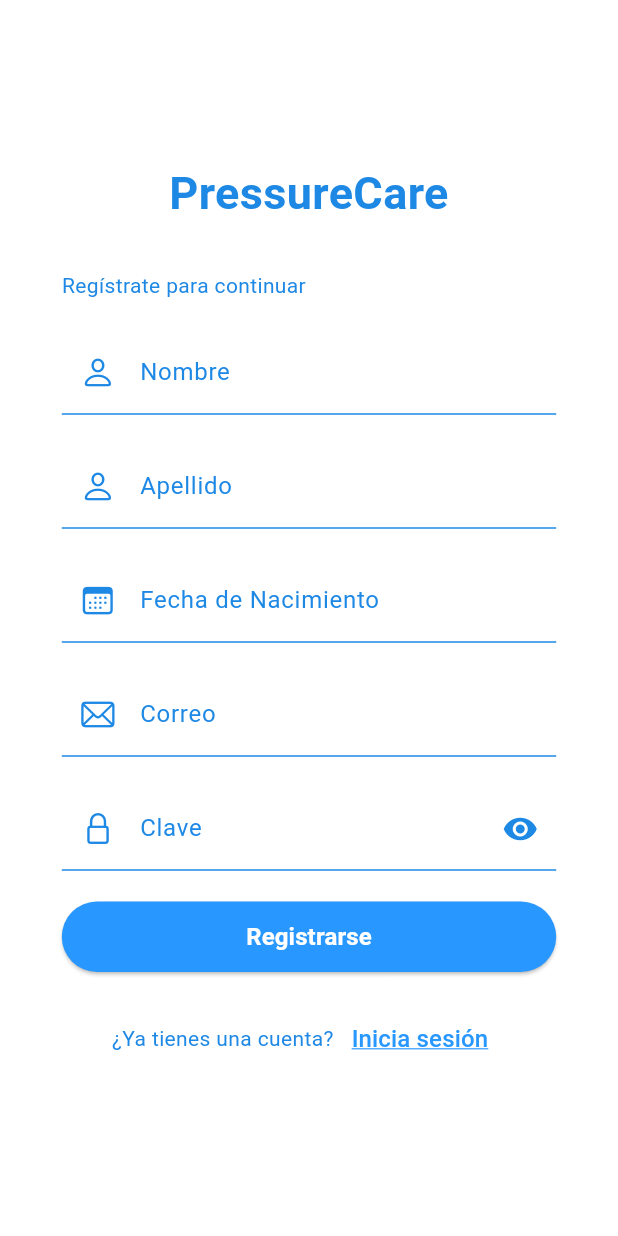
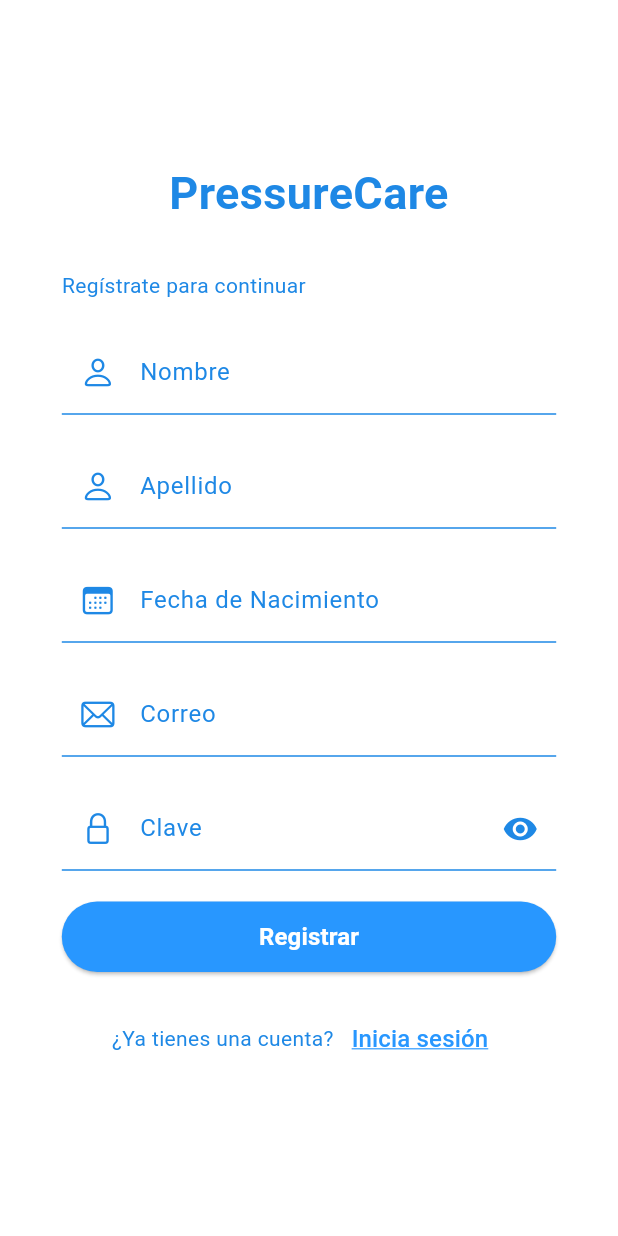
Before and after one commit to JhandryChimbo/PreasureCare, a Flutter app: the screen it shows after launch, after a tap on "Iniciar Sesión", after a tap on "Regístrate", on a phone screen of 412 x 824 dp. Run offline on Flutter 3.47's test engine with Material 3 defaults, Android fonts, the phone set to English and light mode, and no system bars; our stand-ins replace flutter_secure_storage, fluttertoast, jwt_decoder, validators.

Commit message:
Refactorizar el servicio de registro y mejorar la gestión de botones de confirmación. Actualizar la vista de inicio de sesión y registro para utilizar el nuevo servicio. Eliminar código obsoleto.

```diff
--- a/frontend/lib/services/navigation_service.dart
+++ b/frontend/lib/services/navigation_service.dart
@@ -6,7 +6,7 @@ import 'package:frontend/services/auth_service.dart';
 
 class NavigationService {
   static const Map<String, Widget> roleViews = {
-    "administrador": HomeView(),
+    "paciente": HomeView(),
     "doctor": HomeDoctorView(),
     "guest": Page404(),
   };
--- /dev/null
+++ b/frontend/lib/services/register_service.dart
@@ -0,0 +1,58 @@
+import 'dart:developer';
+import 'package:flutter/material.dart';
+import 'package:frontend/controls/backendService/facade_services.dart';
+import 'package:frontend/services/login_service.dart';
+import 'package:frontend/widgets/toast/error.dart';
+import 'package:frontend/widgets/toast/informative.dart';
+
+class RegisterService {
+  /// Registra un usuario con los datos proporcionados.
+  static Future<void> registerUser({
+    required BuildContext context,
+    required GlobalKey<FormState> formKey,
+    required TextEditingController correoControl,
+    required TextEditingController claveControl,
+    required TextEditingController nombreControl,
+    required TextEditingController apellidoControl,
+    required TextEditingController fechaNacControl,
+    required Function(bool) setLoading,
+  }) async {
+    if (formKey.currentState!.validate()) {
+      setLoading(true);
+
+      FacadeServices servicio = FacadeServices();
+      Map<String, String> mapa = {
+        "correo": correoControl.text,
+        "clave": claveControl.text,
+        "nombres": nombreControl.text,
+        "apellidos": apellidoControl.text,
+        "fecha_nacimiento": fechaNacControl.text,
+      };
+      log(mapa.toString());
+
+      try {
+        final value = await servicio.register(mapa);
+
+        if (value.code == 200) {
+          InformativeToast.show("Cuenta creada correctamente");
+          await LoginService.login(
+            context: context,
+            formKey: formKey,
+            correoControl: correoControl,
+            claveControl: claveControl,
+            setLoading: setLoading,
+          );
+        } else {
+          final SnackBar msg = SnackBar(content: Text("Error: ${value.msg}"));
+          ScaffoldMessenger.of(context).showSnackBar(msg);
+        }
+      } catch (error) {
+        ErrorToast.show("Error durante la creación de la cuenta: $error");
+      } finally {
+        setLoading(false);
+      }
+    } else {
+      log("Errores en el formulario");
+    }
+  }
+}
--- a/frontend/lib/views/login_view.dart
+++ b/frontend/lib/views/login_view.dart
@@ -89,8 +89,10 @@ class _LoginViewState extends State<LoginView> {
                 const SizedBox(height: 20),
                 _buildPasswordField(),
                 const SizedBox(height: 20),
-                ConfirmButton(text: "Iniciar Sesión", onPressed: () {
-                  LoginService.login(
+                ConfirmButton(
+                    text: "Iniciar Sesión",
+                    onPressed: () async {
+                      await LoginService.login(
                         context: context,
                         formKey: _formKey,
                         correoControl: correoControl,
@@ -101,6 +103,7 @@ class _LoginViewState extends State<LoginView> {
                           });
                         },
                       );
+                      return;
                     }),
                 const SizedBox(height: 20),
                 _buildRegisterLink(),
--- a/frontend/lib/views/register_view.dart
+++ b/frontend/lib/views/register_view.dart
@@ -1,11 +1,8 @@
-import 'dart:developer';
 import 'package:flutter/cupertino.dart';
 import 'package:flutter/material.dart';
-import 'package:frontend/controls/backendService/facade_services.dart';
-import 'package:frontend/services/login_service.dart';
-import 'package:frontend/widgets/toast/error.dart';
+import 'package:frontend/services/register_service.dart';
+import 'package:frontend/widgets/buttons/button.dart';
 import 'package:validators/validators.dart';
-import 'package:frontend/widgets/toast/informative.dart';
 
 class RegisterView extends StatefulWidget {
   const RegisterView({super.key});
@@ -23,52 +20,6 @@ class _RegisterViewState extends State<RegisterView> {
   final TextEditingController fechaNacControl = TextEditingController();
   bool _isLoading = false;
   bool _obscureText = true;
-
-  Future<void> _registrar() async {
-    if (_formKey.currentState!.validate()) {
-      setState(() {
-        _isLoading = true;
-      });
-
-      FacadeServices servicio = FacadeServices();
-      Map<String, String> mapa = {
-        "correo": correoControl.text,
-        "clave": claveControl.text,
-        "nombres": nombreControl.text,
-        "apellidos": apellidoControl.text,
-        "fecha_nacimiento": fechaNacControl.text,
-      };
-      log(mapa.toString());
-
-      servicio.register(mapa).then((value) async {
-        try {
-          if (value.code == 200) {
-            InformativeToast.show("Cuenta Creada correctamente");
-            LoginService.login(
-                    context: context,
-                    formKey: _formKey,
-                    correoControl: correoControl,
-                    claveControl: claveControl,
-                    setLoading: (value) {
-                      setState(() {
-                        _isLoading = value;
-                      });
-                    },
-                  );
-          } else {
-            final SnackBar msg = SnackBar(content: Text("Error ${value.msg}"));
-            ScaffoldMessenger.of(context).showSnackBar(msg);
-          }
-        } catch (error) {
-          ErrorToast.show("Error durante la creación de la cuenta");
-        }
-      }).catchError((error) {
-        ErrorToast.show("Error durante la creación de la cuenta: $error");
-      });
-    } else {
-      log("Errores");
-    }
-  }
 
   @override
   Widget build(BuildContext context) {
@@ -141,7 +92,25 @@ class _RegisterViewState extends State<RegisterView> {
                   const SizedBox(height: 20),
                   _buildPasswordField(),
                   const SizedBox(height: 20),
-                  _buildRegisterButton(),
+                  ConfirmButton(
+                      text: "Registrar",
+                      onPressed: () async {
+                        await RegisterService.registerUser(
+                          context: context,
+                          formKey: _formKey,
+                          correoControl: correoControl,
+                          claveControl: claveControl,
+                          nombreControl: nombreControl,
+                          apellidoControl: apellidoControl,
+                          fechaNacControl: fechaNacControl,
+                          setLoading: (value) {
+                            setState(() {
+                              _isLoading = value;
+                            });
+                          },
+                        );
+                        return;
+                      }),
                   const SizedBox(height: 20),
                   _buildLoginLink(),
                 ],
@@ -303,21 +272,6 @@ class _RegisterViewState extends State<RegisterView> {
     );
   }
 
-  Widget _buildRegisterButton() {
-    return ElevatedButton(
-      onPressed: _registrar,
-      style: ElevatedButton.styleFrom(
-        foregroundColor: Colors.white,
-        backgroundColor: const Color(0xFF2897FF),
-        padding: const EdgeInsets.symmetric(horizontal: 16, vertical: 12),
-      ),
-      child: const Text(
-        "Registrarse",
-        style: TextStyle(fontSize: 16, fontWeight: FontWeight.bold),
-      ),
-    );
-  }
-
   Widget _buildLoginLink() {
     return Row(
       mainAxisAlignment: MainAxisAlignment.center,
--- a/frontend/lib/widgets/buttons/button.dart
+++ b/frontend/lib/widgets/buttons/button.dart
@@ -1,8 +1,8 @@
 import 'package:flutter/material.dart';
 
-class ConfirmButton extends StatelessWidget {
+class ConfirmButton extends StatefulWidget {
   final String text;
-  final VoidCallback onPressed;
+  final Future<void> Function() onPressed;
   final Color foregroundColor;
   final Color backgroundColor;
   final EdgeInsetsGeometry padding;
@@ -19,17 +19,38 @@ class ConfirmButton extends StatelessWidget {
   });
 
   @override
+  State<ConfirmButton> createState() => _ConfirmButtonState();
+}
+
+class _ConfirmButtonState extends State<ConfirmButton> {
+  bool _isProcessing = false;
+
+  @override
   Widget build(BuildContext context) {
     return ElevatedButton(
-      onPressed: onPressed,
+      onPressed: _isProcessing
+          ? null // Desactiva el botón mientras se procesa.
+          : () async {
+              setState(() {
+                _isProcessing = true;
+              });
+
+              try {
+                await widget.onPressed(); // Ejecuta la operación.
+              } finally {
+                setState(() {
+                  _isProcessing = false;
+                });
+              }
+            },
       style: ElevatedButton.styleFrom(
-        foregroundColor: foregroundColor,
-        backgroundColor: backgroundColor,
-        padding: padding,
+        foregroundColor: widget.foregroundColor,
+        backgroundColor: widget.backgroundColor,
+        padding: widget.padding,
       ),
       child: Text(
-        text,
-        style: textStyle,
+        widget.text,
+        style: widget.textStyle,
       ),
     );
   }
--- a/frontend/lib/widgets/home/pressure_form.dart
+++ b/frontend/lib/widgets/home/pressure_form.dart
@@ -5,7 +5,7 @@ class PressureForm extends StatelessWidget {
   final GlobalKey<FormState> formKey;
   final TextEditingController systolicController;
   final TextEditingController diastolicController;
-  final void Function() onSubmit;
+  final Future<void> Function() onSubmit;
 
   const PressureForm({
     super.key,
```
Lines whose indentation alone changed are shown as unchanged.
